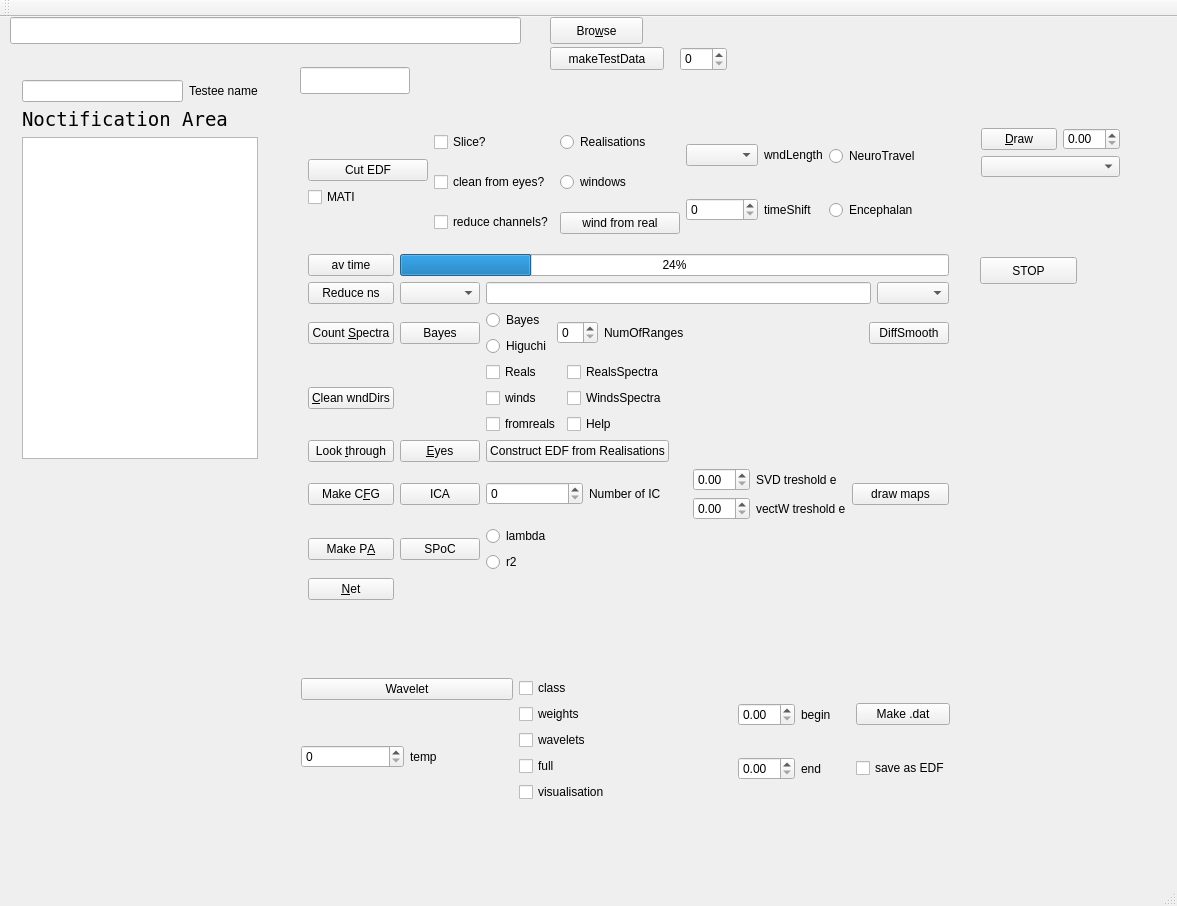
This is mainwindow.ui in ArtfulVampire/SecondGUIrepo as Qt 5 draws it before an edit. The edited form follows.
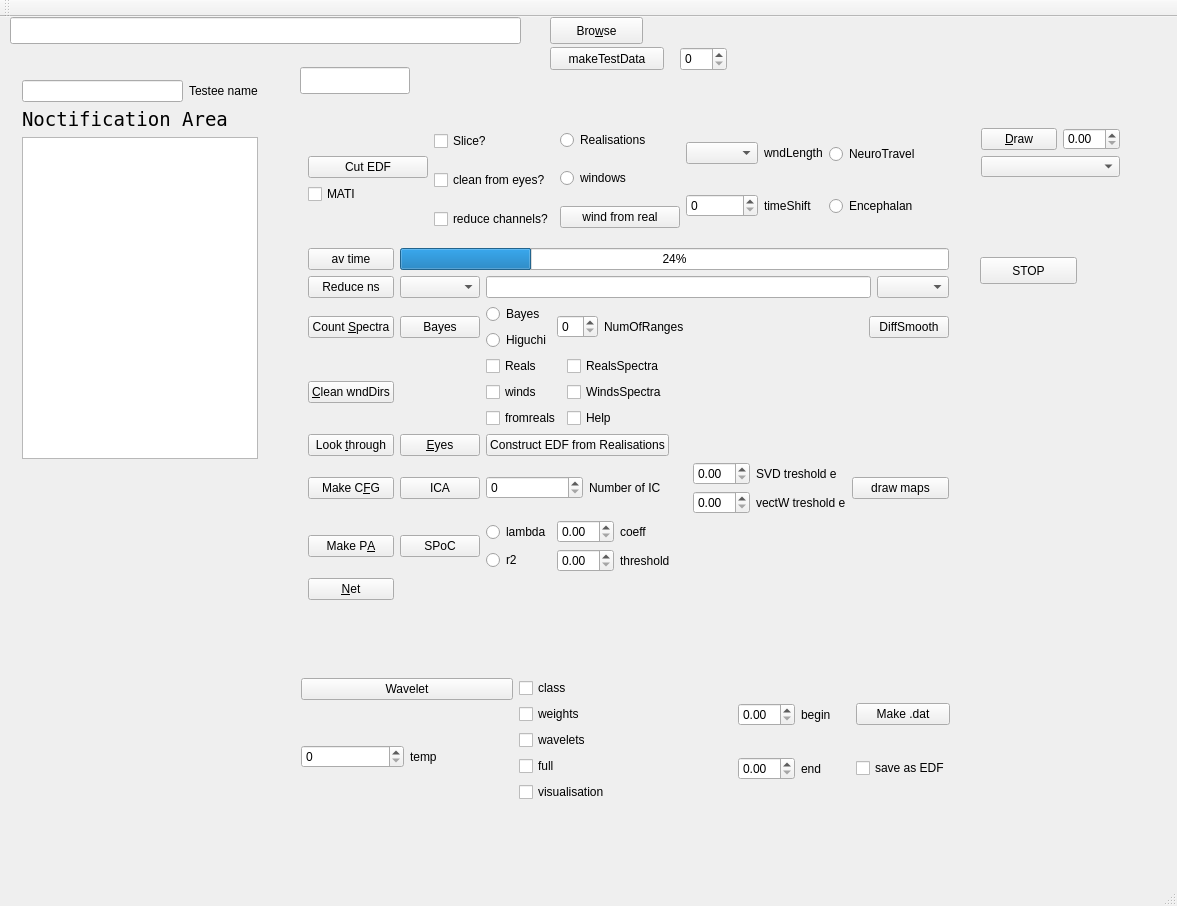
This is the edited form.

```diff
--- a/mainwindow.ui
+++ b/mainwindow.ui
@@ -540,6 +540,30 @@
          </item>
         </layout>
        </item>
+       <item>
+        <layout class="QGridLayout" name="gridLayout_6">
+         <item row="0" column="0">
+          <widget class="QDoubleSpinBox" name="spocCoeffDoubleSpinBox"/>
+         </item>
+         <item row="0" column="1">
+          <widget class="QLabel" name="label_12">
+           <property name="text">
+            <string>coeff</string>
+           </property>
+          </widget>
+         </item>
+         <item row="1" column="0">
+          <widget class="QDoubleSpinBox" name="spocTresholdDoubleSpinBox"/>
+         </item>
+         <item row="1" column="1">
+          <widget class="QLabel" name="label_13">
+           <property name="text">
+            <string>threshold</string>
+           </property>
+          </widget>
+         </item>
+        </layout>
+       </item>
        <item>
         <spacer name="horizontalSpacer_2">
          <property name="orientation">
```
